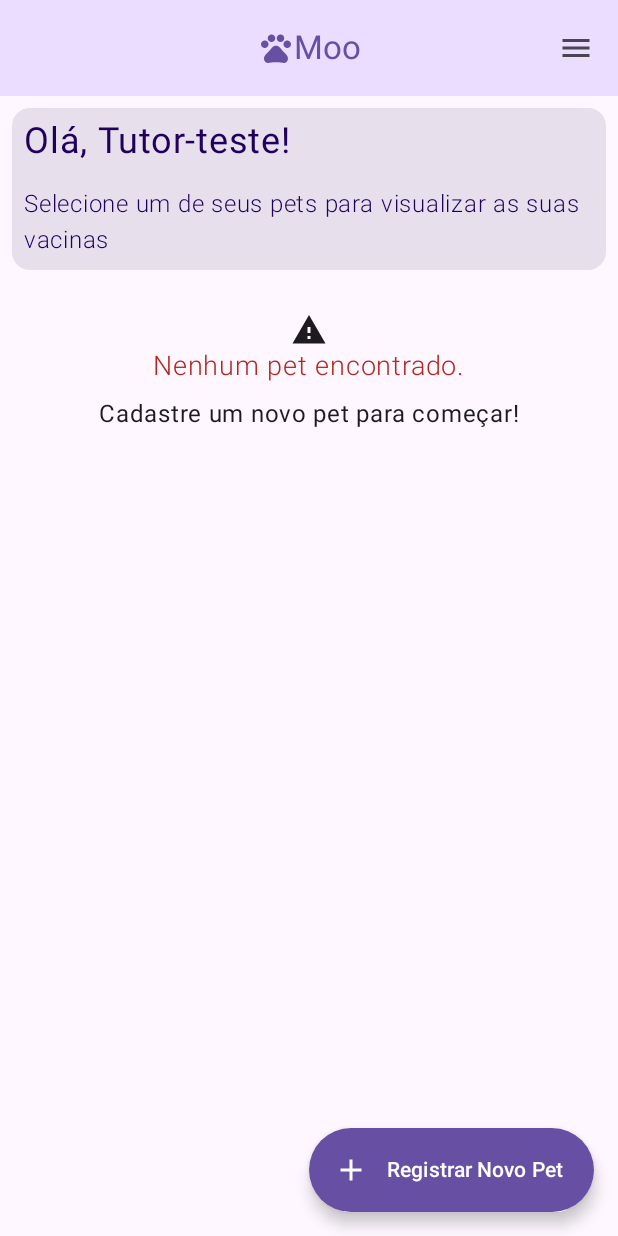
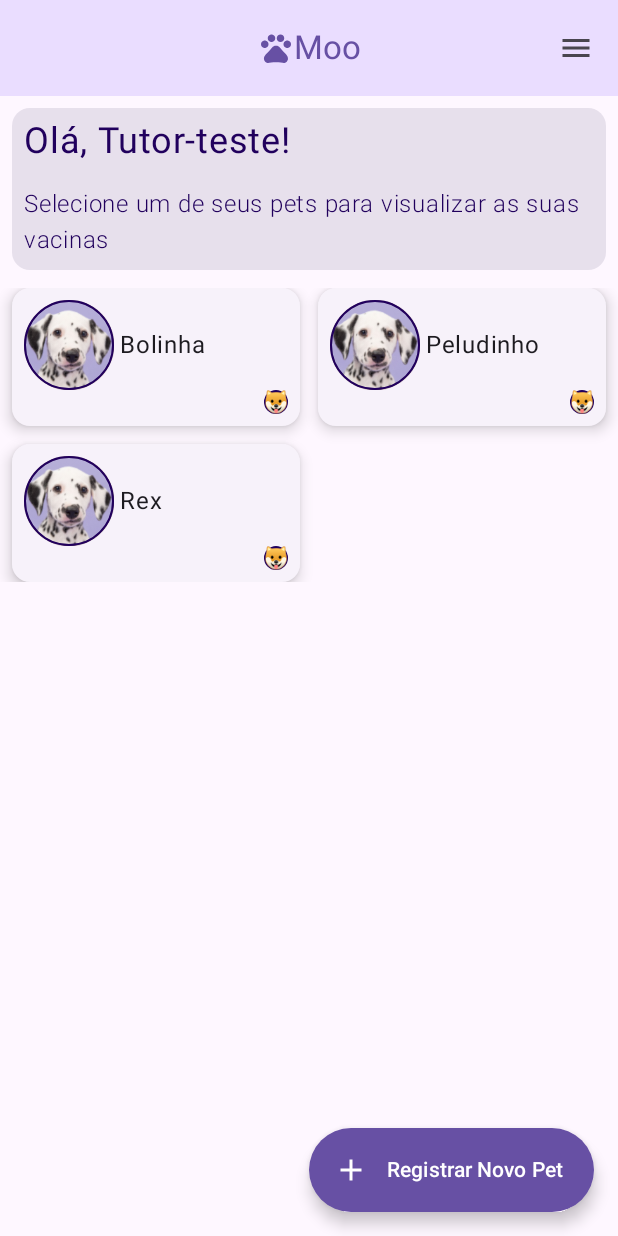
Before and after one commit to guFerreira/carteira-pet, an Android app built with Jetpack Compose: the screen it shows after launch (MainActivity), on a phone screen of 412 x 824 dp. Run offline under Robolectric (Android 15) with nearby library versions, the light colour scheme and no system bars.

Commit message:
adicionando tipo do pet no card

```diff
--- a/app/src/main/java/com/example/carteirapet/screen/MyPetsScreen.kt
+++ b/app/src/main/java/com/example/carteirapet/screen/MyPetsScreen.kt
@@ -62,9 +62,13 @@ import androidx.compose.ui.Alignment
 import androidx.compose.ui.Modifier
 import androidx.compose.ui.draw.clip
 import androidx.compose.ui.draw.shadow
+import androidx.compose.ui.graphics.Color
 import androidx.compose.ui.input.nestedscroll.nestedScroll
 import androidx.compose.ui.platform.LocalContext
 import androidx.compose.ui.res.painterResource
+import androidx.compose.ui.text.EmojiSupportMatch
+import androidx.compose.ui.text.PlatformTextStyle
+import androidx.compose.ui.text.TextStyle
 import androidx.compose.ui.text.font.FontWeight
 import androidx.compose.ui.text.style.TextAlign
 import androidx.compose.ui.text.style.TextOverflow
@@ -85,8 +89,8 @@ fun MyPetsScreen() {
 
     val scrollBehavior = TopAppBarDefaults.pinnedScrollBehavior(rememberTopAppBarState())
 
-    // val pets = remember { mutableStateListOf("Bolinha", "Peludinho", "Rex") }
-    val pets = remember { mutableStateListOf<String>() }
+     val pets = remember { mutableStateListOf("Bolinha", "Peludinho", "Rex") }
+//    val pets = remember { mutableStateListOf<String>() }
 
     Scaffold(
         modifier = Modifier.nestedScroll(scrollBehavior.nestedScrollConnection),
@@ -215,7 +219,7 @@ fun MyPetsScreen() {
                                     defaultElevation = 6.dp
                                 ),
                                 modifier = Modifier
-                                    .size(width = 80.dp, height = 80.dp),
+                                    .size(width = 80.dp, height = 92.dp),
                                 onClick = {
                                     val intent =
                                         Intent(context, PetInformationScreen::class.java).apply {
@@ -226,12 +230,13 @@ fun MyPetsScreen() {
                                     launcher.launch(intent)
                                 }
                             ) {
+                                Column (modifier = Modifier.padding(8.dp)) {
                                     Row(
                                         horizontalArrangement = Arrangement.Start,
                                         verticalAlignment = Alignment.CenterVertically,
                                         modifier = Modifier
                                             .fillMaxWidth()
-                                        .padding(8.dp)
+
                                     ) {
                                         Image(
                                             painter = painterResource(id = R.drawable.bolinha),
@@ -248,7 +253,29 @@ fun MyPetsScreen() {
                                             text = pets[i],
                                             modifier = Modifier.padding(start = 4.dp)
                                         )
+
                                     }
+
+                                    Row (horizontalArrangement = Arrangement.End, modifier = Modifier.fillMaxWidth()) {
+                                        Box(
+                                            contentAlignment = Alignment.Center,
+                                            modifier = Modifier
+                                                .size(16.dp) // Define o tamanho do círculo
+                                                .background(MaterialTheme.colorScheme.onPrimaryContainer, shape = androidx.compose.foundation.shape.CircleShape)
+                                        ) {
+                                            Text(
+                                                text = "\uD83D\uDC36", // Emoji do texto
+                                                style = TextStyle(
+                                                    color = Color.White, // Cor do texto
+                                                    textAlign = TextAlign.Center,
+                                                    fontWeight = FontWeight.Bold
+                                                )
+                                            )
+                                        }
+                                    }
+                                }
+
+
 
                             }
                         }
```
Lines whose indentation alone changed are shown as unchanged.
